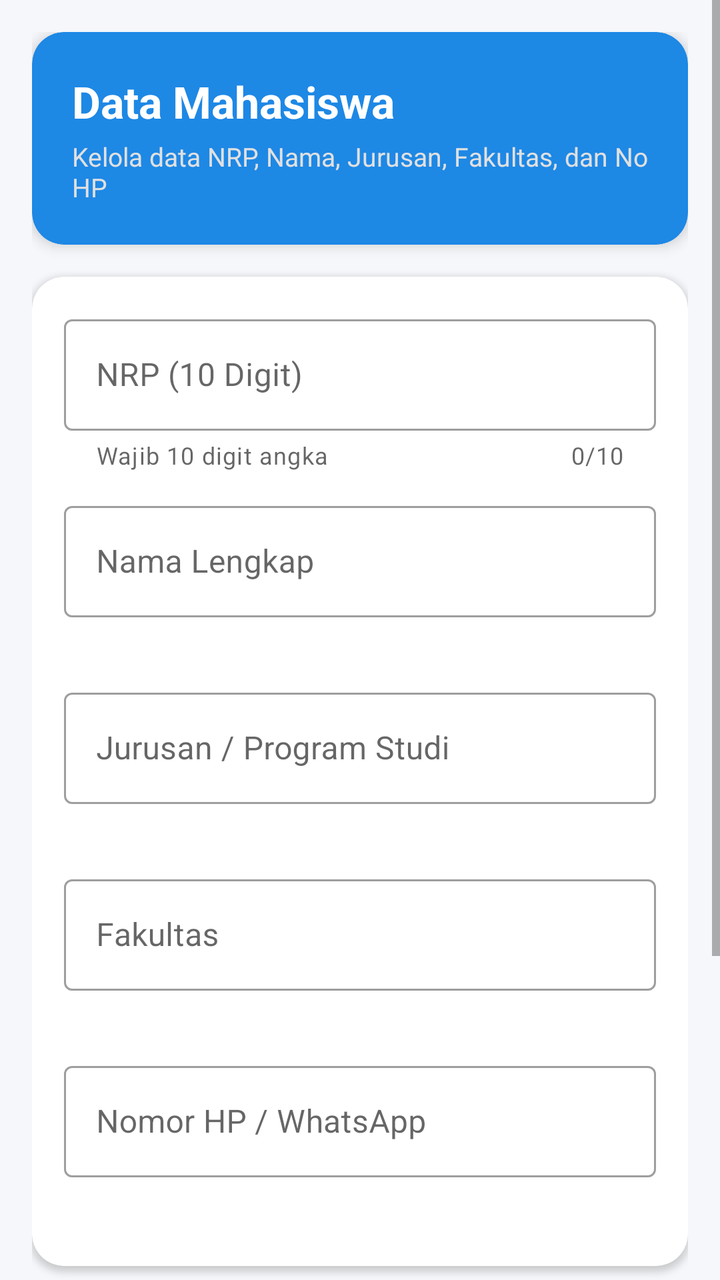
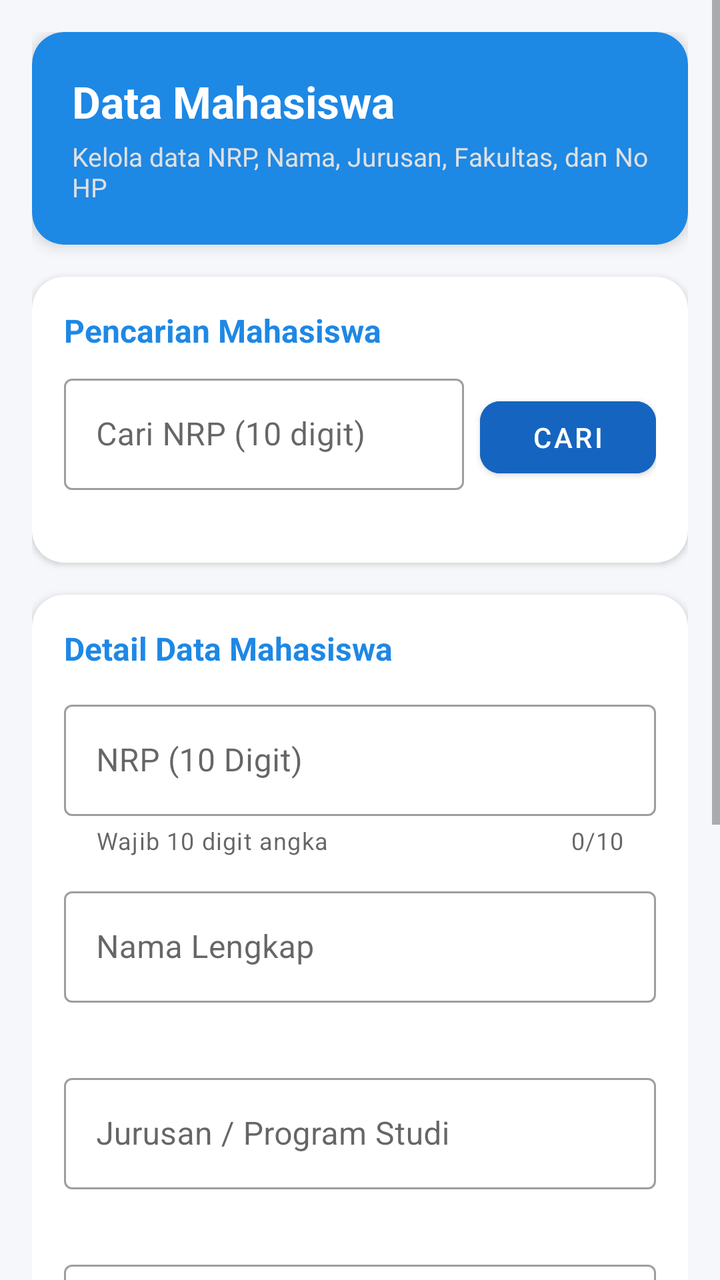

An Android layout rendered at two revisions. The XML below is the earlier revision; the diff shows what the commit changed to produce the second picture.
<!-- AndroidManifest.xml: application theme Theme.Tugas4 -->
<!-- res/layout/activity_main.xml -->
<?xml version="1.0" encoding="utf-8"?>
<ScrollView xmlns:android="http://schemas.android.com/apk/res/android"
    xmlns:app="http://schemas.android.com/apk/res-auto"
    xmlns:tools="http://schemas.android.com/tools"
    android:layout_width="match_parent"
    android:layout_height="match_parent"
    android:background="@color/background_color"
    android:fillViewport="true"
    tools:context=".MainActivity">

    <LinearLayout
        android:layout_width="match_parent"
        android:layout_height="wrap_content"
        android:orientation="vertical"
        android:padding="16dp">

        
        <com.google.android.material.card.MaterialCardView
            android:layout_width="match_parent"
            android:layout_height="wrap_content"
            android:layout_marginBottom="16dp"
            app:cardCornerRadius="16dp"
            app:cardElevation="4dp"
            app:cardBackgroundColor="@color/primary">

            <LinearLayout
                android:layout_width="match_parent"
                android:layout_height="wrap_content"
                android:orientation="vertical"
                android:padding="20dp">

                <TextView
                    android:layout_width="wrap_content"
                    android:layout_height="wrap_content"
                    android:text="@string/title_data_mahasiswa"
                    android:textColor="@color/white"
                    android:textSize="22sp"
                    android:textStyle="bold" />

                <TextView
                    android:layout_width="wrap_content"
                    android:layout_height="wrap_content"
                    android:layout_marginTop="4dp"
                    android:text="@string/subtitle_data_mahasiswa"
                    android:textColor="#E0E0E0"
                    android:textSize="13sp" />
            </LinearLayout>
        </com.google.android.material.card.MaterialCardView>

        
        <com.google.android.material.card.MaterialCardView
            android:layout_width="match_parent"
            android:layout_height="wrap_content"
            android:layout_marginBottom="16dp"
            app:cardCornerRadius="16dp"
            app:cardElevation="2dp"
            app:cardBackgroundColor="@color/surface_color">

            <LinearLayout
                android:layout_width="match_parent"
                android:layout_height="wrap_content"
                android:orientation="vertical"
                android:padding="16dp">

                
                <com.google.android.material.textfield.TextInputLayout
                    android:id="@+id/layoutNrp"
                    style="@style/Widget.MaterialComponents.TextInputLayout.OutlinedBox"
                    android:layout_width="match_parent"
                    android:layout_height="wrap_content"
                    android:layout_marginBottom="12dp"
                    android:hint="@string/label_nrp"
                    app:counterEnabled="true"
                    app:counterMaxLength="10"
                    app:errorEnabled="true"
                    app:helperText="Wajib 10 digit angka">

                    <com.google.android.material.textfield.TextInputEditText
                        android:id="@+id/nrp"
                        android:layout_width="match_parent"
                        android:layout_height="wrap_content"
                        android:inputType="number"
                        android:maxLength="10" />
                </com.google.android.material.textfield.TextInputLayout>

                
                <com.google.android.material.textfield.TextInputLayout
                    android:id="@+id/layoutNama"
                    style="@style/Widget.MaterialComponents.TextInputLayout.OutlinedBox"
                    android:layout_width="match_parent"
                    android:layout_height="wrap_content"
                    android:layout_marginBottom="12dp"
                    android:hint="@string/label_nama"
                    app:errorEnabled="true">

                    <com.google.android.material.textfield.TextInputEditText
                        android:id="@+id/nama"
                        android:layout_width="match_parent"
                        android:layout_height="wrap_content"
                        android:inputType="textPersonName" />
                </com.google.android.material.textfield.TextInputLayout>

                
                <com.google.android.material.textfield.TextInputLayout
                    android:id="@+id/layoutJurusan"
                    style="@style/Widget.MaterialComponents.TextInputLayout.OutlinedBox"
                    android:layout_width="match_parent"
                    android:layout_height="wrap_content"
                    android:layout_marginBottom="12dp"
                    android:hint="@string/label_jurusan"
                    app:errorEnabled="true">

                    <com.google.android.material.textfield.TextInputEditText
                        android:id="@+id/jurusan"
                        android:layout_width="match_parent"
                        android:layout_height="wrap_content"
                        android:inputType="text" />
                </com.google.android.material.textfield.TextInputLayout>

                
                <com.google.android.material.textfield.TextInputLayout
                    android:id="@+id/layoutFakultas"
                    style="@style/Widget.MaterialComponents.TextInputLayout.OutlinedBox"
                    android:layout_width="match_parent"
                    android:layout_height="wrap_content"
                    android:layout_marginBottom="12dp"
                    android:hint="@string/label_fakultas"
                    app:errorEnabled="true">

                    <com.google.android.material.textfield.TextInputEditText
                        android:id="@+id/fakultas"
                        android:layout_width="match_parent"
                        android:layout_height="wrap_content"
                        android:inputType="text" />
                </com.google.android.material.textfield.TextInputLayout>

                
                <com.google.android.material.textfield.TextInputLayout
                    android:id="@+id/layoutNoHp"
                    style="@style/Widget.MaterialComponents.TextInputLayout.OutlinedBox"
                    android:layout_width="match_parent"
                    android:layout_height="wrap_content"
                    android:layout_marginBottom="8dp"
                    android:hint="@string/label_no_hp"
                    app:errorEnabled="true">

                    <com.google.android.material.textfield.TextInputEditText
                        android:id="@+id/no_hp"
                        android:layout_width="match_parent"
                        android:layout_height="wrap_content"
                        android:inputType="phone" />
                </com.google.android.material.textfield.TextInputLayout>

            </LinearLayout>
        </com.google.android.material.card.MaterialCardView>

        
        <com.google.android.material.card.MaterialCardView
            android:layout_width="match_parent"
            android:layout_height="wrap_content"
            app:cardCornerRadius="16dp"
            app:cardElevation="2dp"
            app:cardBackgroundColor="@color/surface_color">

            <LinearLayout
                android:layout_width="match_parent"
                android:layout_height="wrap_content"
                android:orientation="vertical"
                android:padding="16dp">

                
                <LinearLayout
                    android:layout_width="match_parent"
                    android:layout_height="wrap_content"
                    android:orientation="horizontal"
                    android:layout_marginBottom="8dp">

                    <com.google.android.material.button.MaterialButton
                        android:id="@+id/btnSimpan"
                        android:layout_width="0dp"
                        android:layout_height="wrap_content"
                        android:layout_weight="1"
                        android:layout_marginEnd="6dp"
                        android:text="@string/btn_simpan"
                        android:backgroundTint="@color/btn_simpan"
                        app:cornerRadius="10dp" />

                    <com.google.android.material.button.MaterialButton
                        android:id="@+id/btnCari"
                        android:layout_width="0dp"
                        android:layout_height="wrap_content"
                        android:layout_weight="1"
                        android:layout_marginStart="6dp"
                        android:text="@string/btn_cari"
                        android:backgroundTint="@color/btn_cari"
                        app:cornerRadius="10dp" />
                </LinearLayout>

                
                <LinearLayout
                    android:layout_width="match_parent"
                    android:layout_height="wrap_content"
                    android:orientation="horizontal"
                    android:layout_marginBottom="8dp">

                    <com.google.android.material.button.MaterialButton
                        android:id="@+id/btnUpdate"
                        android:layout_width="0dp"
                        android:layout_height="wrap_content"
                        android:layout_weight="1"
                        android:layout_marginEnd="6dp"
                        android:text="@string/btn_update"
                        android:backgroundTint="@color/btn_update"
                        app:cornerRadius="10dp" />

                    <com.google.android.material.button.MaterialButton
                        android:id="@+id/btnHapus"
                        android:layout_width="0dp"
                        android:layout_height="wrap_content"
                        android:layout_weight="1"
                        android:layout_marginStart="6dp"
                        android:text="@string/btn_hapus"
                        android:backgroundTint="@color/btn_hapus"
                        app:cornerRadius="10dp" />
                </LinearLayout>

                
                <com.google.android.material.button.MaterialButton
                    android:id="@+id/btnClear"
                    style="@style/Widget.MaterialComponents.Button.OutlinedButton"
                    android:layout_width="match_parent"
                    android:layout_height="wrap_content"
                    android:text="@string/btn_clear"
                    app:cornerRadius="10dp" />

            </LinearLayout>
        </com.google.android.material.card.MaterialCardView>

    </LinearLayout>
</ScrollView>
<!-- resources referenced by this layout -->
<resources>
  <color name="background_color">#F5F7FA</color>
  <color name="btn_cari">#1565C0</color>
  <color name="btn_hapus">#C62828</color>
  <color name="btn_simpan">#2E7D32</color>
  <color name="btn_update">#EF6C00</color>
  <color name="primary">#1E88E5</color>
  <color name="surface_color">#FFFFFF</color>
  <color name="white">#FFFFFFFF</color>
  <string name="btn_cari">Cari</string>
  <string name="btn_clear">Riset Form</string>
  <string name="btn_hapus">Hapus</string>
  <string name="btn_simpan">Simpan</string>
  <string name="btn_update">Update</string>
  <string name="label_fakultas">Fakultas</string>
  <string name="label_jurusan">Jurusan / Program Studi</string>
  <string name="label_nama">Nama Lengkap</string>
  <string name="label_no_hp">Nomor HP / WhatsApp</string>
  <string name="label_nrp">NRP (10 Digit)</string>
  <string name="subtitle_data_mahasiswa">Kelola data NRP, Nama, Jurusan, Fakultas, dan No HP</string>
  <string name="title_data_mahasiswa">Data Mahasiswa</string>
  <style name="Theme.Tugas4" parent="Theme.MaterialComponents.DayNight.DarkActionBar">
          
          <item name="colorPrimary">@color/purple_500</item>
          <item name="colorPrimaryVariant">@color/purple_700</item>
          <item name="colorOnPrimary">@color/white</item>
          
          <item name="colorSecondary">@color/teal_200</item>
          <item name="colorSecondaryVariant">@color/teal_700</item>
          <item name="colorOnSecondary">@color/black</item>
          
          <item name="android:statusBarColor">?attr/colorPrimaryVariant</item>
          
      </style>
  <color name="purple_500">#FF6200EE</color>
  <color name="purple_700">#FF3700B3</color>
  <color name="teal_200">#FF03DAC5</color>
  <color name="teal_700">#FF018786</color>
  <color name="black">#FF000000</color>
</resources>

<!-- the commit's change to res/layout/activity_main.xml (unified diff, before → after) -->
@@ -62,6 +62,77 @@
                 android:orientation="vertical"
                 android:padding="16dp">
 
+                <TextView
+                    android:layout_width="wrap_content"
+                    android:layout_height="wrap_content"
+                    android:text="@string/title_pencarian"
+                    android:textSize="16sp"
+                    android:textStyle="bold"
+                    android:textColor="@color/primary"
+                    android:layout_marginBottom="8dp" />
+
+                <LinearLayout
+                    android:layout_width="match_parent"
+                    android:layout_height="wrap_content"
+                    android:orientation="horizontal"
+                    android:gravity="center_vertical">
+
+                    <com.google.android.material.textfield.TextInputLayout
+                        android:id="@+id/layoutSearchNrp"
+                        style="@style/Widget.MaterialComponents.TextInputLayout.OutlinedBox"
+                        android:layout_width="0dp"
+                        android:layout_height="wrap_content"
+                        android:layout_weight="1"
+                        android:hint="@string/label_search_nrp"
+                        app:errorEnabled="true">
+
+                        <com.google.android.material.textfield.TextInputEditText
+                            android:id="@+id/edtSearchNrp"
+                            android:layout_width="match_parent"
+                            android:layout_height="wrap_content"
+                            android:inputType="number"
+                            android:imeOptions="actionSearch"
+                            android:maxLength="10" />
+                    </com.google.android.material.textfield.TextInputLayout>
+
+                    <com.google.android.material.button.MaterialButton
+                        android:id="@+id/btnSearch"
+                        android:layout_width="wrap_content"
+                        android:layout_height="wrap_content"
+                        android:layout_marginStart="8dp"
+                        android:layout_marginBottom="6dp"
+                        android:text="@string/btn_cari"
+                        android:backgroundTint="@color/btn_cari"
+                        app:cornerRadius="10dp" />
+                </LinearLayout>
+
+            </LinearLayout>
+        </com.google.android.material.card.MaterialCardView>
+
+        
+        <com.google.android.material.card.MaterialCardView
+            android:layout_width="match_parent"
+            android:layout_height="wrap_content"
+            android:layout_marginBottom="16dp"
+            app:cardCornerRadius="16dp"
+            app:cardElevation="2dp"
+            app:cardBackgroundColor="@color/surface_color">
+
+            <LinearLayout
+                android:layout_width="match_parent"
+                android:layout_height="wrap_content"
+                android:orientation="vertical"
+                android:padding="16dp">
+
+                <TextView
+                    android:layout_width="wrap_content"
+                    android:layout_height="wrap_content"
+                    android:text="@string/title_detail_data"
+                    android:textSize="16sp"
+                    android:textStyle="bold"
+                    android:textColor="@color/primary"
+                    android:layout_marginBottom="12dp" />
+
                 
                 <com.google.android.material.textfield.TextInputLayout
                     android:id="@+id/layoutNrp"
@@ -186,52 +257,42 @@
                         app:cornerRadius="10dp" />
 
                     <com.google.android.material.button.MaterialButton
-                        android:id="@+id/btnCari"
+                        android:id="@+id/btnUpdate"
                         android:layout_width="0dp"
                         android:layout_height="wrap_content"
                         android:layout_weight="1"
                         android:layout_marginStart="6dp"
-                        android:text="@string/btn_cari"
-                        android:backgroundTint="@color/btn_cari"
-                        app:cornerRadius="10dp" />
-                </LinearLayout>
-
-                
-                <LinearLayout
-                    android:layout_width="match_parent"
-                    android:layout_height="wrap_content"
-                    android:orientation="horizontal"
-                    android:layout_marginBottom="8dp">
-
-                    <com.google.android.material.button.MaterialButton
-                        android:id="@+id/btnUpdate"
-                        android:layout_width="0dp"
-                        android:layout_height="wrap_content"
-                        android:layout_weight="1"
-                        android:layout_marginEnd="6dp"
                         android:text="@string/btn_update"
                         android:backgroundTint="@color/btn_update"
                         app:cornerRadius="10dp" />
+                </LinearLayout>
+
+                
+                <LinearLayout
+                    android:layout_width="match_parent"
+                    android:layout_height="wrap_content"
+                    android:orientation="horizontal">
 
                     <com.google.android.material.button.MaterialButton
                         android:id="@+id/btnHapus"
                         android:layout_width="0dp"
                         android:layout_height="wrap_content"
                         android:layout_weight="1"
-                        android:layout_marginStart="6dp"
+                        android:layout_marginEnd="6dp"
                         android:text="@string/btn_hapus"
                         android:backgroundTint="@color/btn_hapus"
                         app:cornerRadius="10dp" />
+
+                    <com.google.android.material.button.MaterialButton
+                        android:id="@+id/btnClear"
+                        style="@style/Widget.MaterialComponents.Button.OutlinedButton"
+                        android:layout_width="0dp"
+                        android:layout_height="wrap_content"
+                        android:layout_weight="1"
+                        android:layout_marginStart="6dp"
+                        android:text="@string/btn_clear"
+                        app:cornerRadius="10dp" />
                 </LinearLayout>
-
-                
-                <com.google.android.material.button.MaterialButton
-                    android:id="@+id/btnClear"
-                    style="@style/Widget.MaterialComponents.Button.OutlinedButton"
-                    android:layout_width="match_parent"
-                    android:layout_height="wrap_content"
-                    android:text="@string/btn_clear"
-                    app:cornerRadius="10dp" />
 
             </LinearLayout>
         </com.google.android.material.card.MaterialCardView>
<!-- resource entries referenced after the edit -->
@@ -9,17 +9,20 @@
   <color name="surface_color">#FFFFFF</color>
   <color name="white">#FFFFFFFF</color>
   <string name="btn_cari">Cari</string>
-  <string name="btn_clear">Riset Form</string>
-  <string name="btn_hapus">Hapus</string>
-  <string name="btn_simpan">Simpan</string>
-  <string name="btn_update">Update</string>
+  <string name="btn_clear">Reset Form</string>
+  <string name="btn_hapus">Hapus Data</string>
+  <string name="btn_simpan">Simpan Baru</string>
+  <string name="btn_update">Update Data</string>
   <string name="label_fakultas">Fakultas</string>
   <string name="label_jurusan">Jurusan / Program Studi</string>
   <string name="label_nama">Nama Lengkap</string>
   <string name="label_no_hp">Nomor HP / WhatsApp</string>
   <string name="label_nrp">NRP (10 Digit)</string>
+  <string name="label_search_nrp">Cari NRP (10 digit)</string>
   <string name="subtitle_data_mahasiswa">Kelola data NRP, Nama, Jurusan, Fakultas, dan No HP</string>
   <string name="title_data_mahasiswa">Data Mahasiswa</string>
+  <string name="title_detail_data">Detail Data Mahasiswa</string>
+  <string name="title_pencarian">Pencarian Mahasiswa</string>
   <style name="Theme.Tugas4" parent="Theme.MaterialComponents.DayNight.DarkActionBar">
           
           <item name="colorPrimary">@color/purple_500</item>
